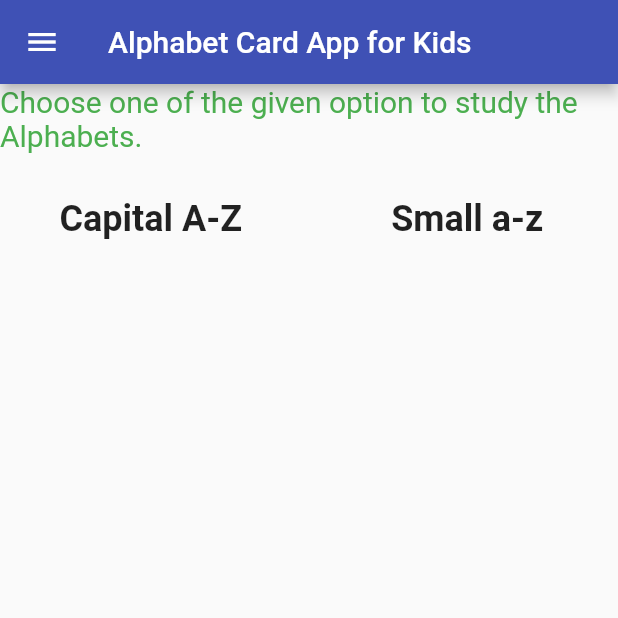
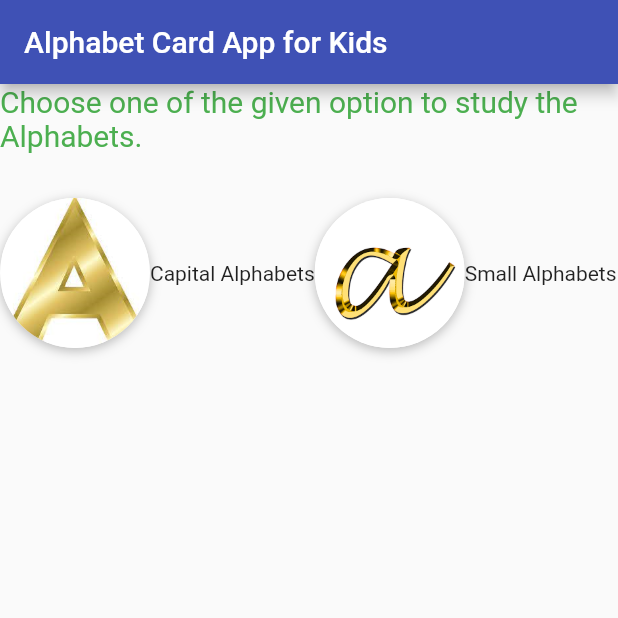
Before and after one commit to javedmughal-058/Flutter_Practice_2021, a Flutter app: the screen it shows after launch, on a phone screen of 412 x 824 dp, the top half of it. Run offline on Flutter 3.47's test engine with Material 2 defaults, Android fonts, the phone set to English and light mode, and no system bars; our stand-ins replace audioplayers, rflutter_alert.

Commit message:
Update Design

```diff
--- a/alphabet_card_app_for_kids/lib/screens/home.dart
+++ b/alphabet_card_app_for_kids/lib/screens/home.dart
@@ -70,63 +70,57 @@ class HomeScreenState extends State<HomeScreen> {
               height: 30.0,
             ),
             Row(children: [
-              Expanded(
-                child: GestureDetector(
-                  onTap: () {
+              GestureDetector(
+                onTap:(){
                   Navigator.push(
                     context,
                     MaterialPageRoute(
                         builder: (context) => playScreen()),
                   );
                 },
-                  child: Column(
-                    children: <Widget>[
-                      Text("Capital A-Z",
-                        style: TextStyle(
-                          fontSize: 24,
-                          fontWeight: FontWeight.bold,
-                        ),)
+                child: Container(
+                  height: 100.0,
+                  width: 100.0,
+                  decoration: BoxDecoration(
+                      shape: BoxShape.circle,
+                      color: Colors.white,
+                      boxShadow: [
+                        BoxShadow(
+                            color: Colors.black26, offset: Offset(0, 2), blurRadius: 6.0)
                       ],
+                      image: DecorationImage(image: AssetImage('images/A1.png'))),
                 ),
-
               ),
-
-              ),
-              SizedBox(
-                width: 10.0,
-              ),
-              Expanded(
-                child: GestureDetector(
-                  onTap: () {
+              Text("Capital Alphabets"),
+              GestureDetector(
+                onTap:(){
                   Navigator.push(
                     context,
                     MaterialPageRoute(
                         builder: (context) => playScreen1()),
                   );
                 },
-                  child: Column(
-                    children: <Widget>[
-                      Text("Small a-z",
-                        style: TextStyle(
-                          fontSize: 24,
-                          fontWeight: FontWeight.bold,
-                        ),)
+                child: Container(
+                  height: 100.0,
+                  width: 100.0,
+                  decoration: BoxDecoration(
+                      shape: BoxShape.circle,
+                      color: Colors.white,
+                      boxShadow: [
+                        BoxShadow(
+                            color: Colors.black26, offset: Offset(0, 2), blurRadius: 6.0)
                       ],
+                      image: DecorationImage(image: AssetImage('images/a.png'))),
                 ),
+              ),
+              Text("Small Alphabets"),
+            ]
+            )
+          ]
+          ),
+        )
+    );
 
-                ),
+  }
 
-              ),
-            ],)
-
-
-
-          ])
-
-
-      ),
-      // Set the nav drawer
-      drawer: getNavDrawer(context),
-    );
 }
-}
```
Lines whose indentation alone changed are shown as unchanged.
